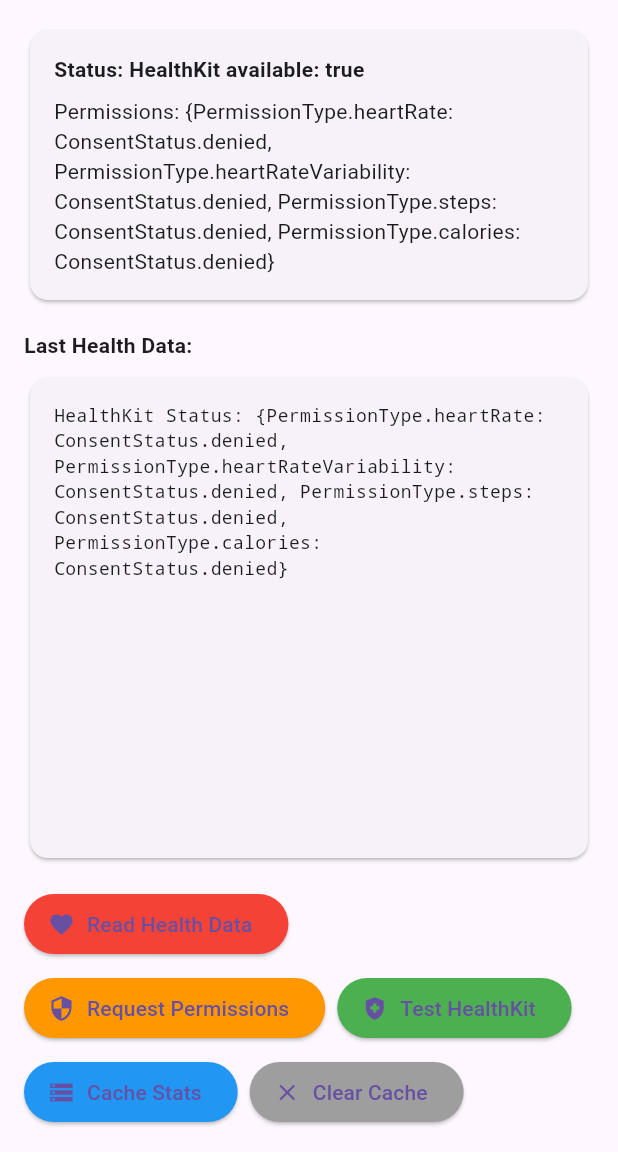
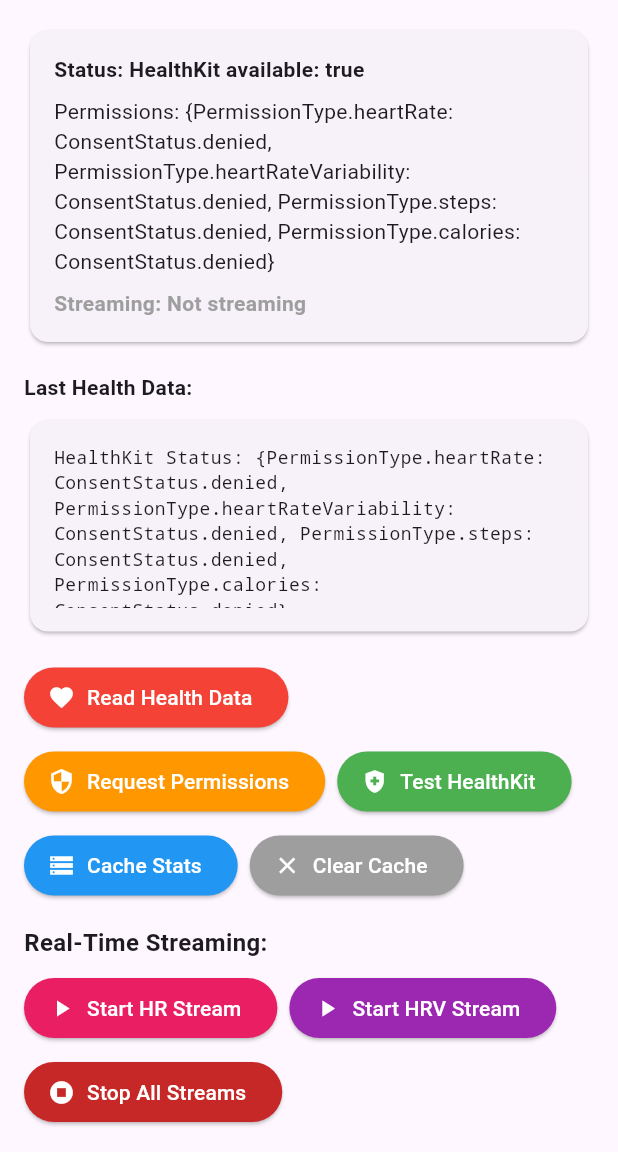
Before and after one commit to synheart-ai/synheart-wear, a Flutter app: the screen it shows after launch, after a tap on "Read Health Data", after a tap on "Request Permissions", after a tap on "Test HealthKit", on a phone screen of 412 x 824 dp, the part 84-1236 px from its top. Run offline on Flutter 3.47's test engine with Material 3 defaults, Android fonts, the phone set to English and light mode, and no system bars; missing offline and left inert: health.

Commit message:
feat(example): add real-time streaming UI with white text buttons
- Add HR and HRV streaming functionality to example app
- Implement start/stop streaming controls with visual feedback
- Add streaming status display with timestamps
- Update button styling with white text for better readability
- Add proper resource management for stream subscriptions

```diff
--- a/examples/flutter_example/lib/main.dart
+++ b/examples/flutter_example/lib/main.dart
@@ -1,3 +1,4 @@
+import 'dart:async';
 import 'package:flutter/material.dart';
 import 'package:synheart_wear/synheart_wear.dart';
 
@@ -16,6 +17,12 @@
   String _last = '—';
   String _status = 'Not initialized';
   String _permissionStatus = 'Unknown';
+  String _streamingStatus = 'Not streaming';
+  bool _isHrStreaming = false;
+  bool _isHrvStreaming = false;
+  StreamSubscription<WearMetrics>? _hrSubscription;
+  StreamSubscription<WearMetrics>? _hrvSubscription;
+
   final _sdk = SynheartWear(
     config: const SynheartWearConfig(
       enableLocalCaching: true,
@@ -32,6 +39,8 @@
 
   @override
   void dispose() {
+    _hrSubscription?.cancel();
+    _hrvSubscription?.cancel();
     _sdk.dispose();
     super.dispose();
   }
@@ -161,6 +170,108 @@
     }
   }
 
+  Future<void> _startHrStreaming() async {
+    try {
+      if (_isHrStreaming) {
+        await _stopHrStreaming();
+        return;
+      }
+
+      setState(() {
+        _streamingStatus = 'Starting HR stream...';
+      });
+
+      _hrSubscription =
+          _sdk.streamHR(interval: const Duration(seconds: 2)).listen(
+        (metrics) {
+          setState(() {
+            _last = 'HR Stream: ${metrics.toJson()}';
+            _streamingStatus =
+                'HR streaming (${DateTime.now().toLocal().toString().substring(11, 19)})';
+          });
+        },
+        onError: (error) {
+          setState(() {
+            _streamingStatus = 'HR stream error: $error';
+          });
+        },
+      );
+
+      setState(() {
+        _isHrStreaming = true;
+        _streamingStatus = 'HR streaming active';
+      });
+    } catch (e) {
+      setState(() {
+        _streamingStatus = 'Failed to start HR stream: $e';
+      });
+    }
+  }
+
+  Future<void> _stopHrStreaming() async {
+    await _hrSubscription?.cancel();
+    _hrSubscription = null;
+    setState(() {
+      _isHrStreaming = false;
+      _streamingStatus = 'HR stream stopped';
+    });
+  }
+
+  Future<void> _startHrvStreaming() async {
+    try {
+      if (_isHrvStreaming) {
+        await _stopHrvStreaming();
+        return;
+      }
+
+      setState(() {
+        _streamingStatus = 'Starting HRV stream...';
+      });
+
+      _hrvSubscription =
+          _sdk.streamHRV(windowSize: const Duration(seconds: 5)).listen(
+        (metrics) {
+          setState(() {
+            _last = 'HRV Stream: ${metrics.toJson()}';
+            _streamingStatus =
+                'HRV streaming (${DateTime.now().toLocal().toString().substring(11, 19)})';
+          });
+        },
+        onError: (error) {
+          setState(() {
+            _streamingStatus = 'HRV stream error: $error';
+          });
+        },
+      );
+
+      setState(() {
+        _isHrvStreaming = true;
+        _streamingStatus = 'HRV streaming active';
+      });
+    } catch (e) {
+      setState(() {
+        _streamingStatus = 'Failed to start HRV stream: $e';
+      });
+    }
+  }
+
+  Future<void> _stopHrvStreaming() async {
+    await _hrvSubscription?.cancel();
+    _hrvSubscription = null;
+    setState(() {
+      _isHrvStreaming = false;
+      _streamingStatus = 'HRV stream stopped';
+    });
+  }
+
+  Future<void> _stopAllStreaming() async {
+    await _stopHrStreaming();
+    await _stopHrvStreaming();
+    setState(() {
+      _streamingStatus = 'All streams stopped';
+    });
+  }
+
   @override
   Widget build(BuildContext context) {
     return MaterialApp(
@@ -186,6 +297,14 @@
                           style: const TextStyle(fontWeight: FontWeight.bold)),
                       const SizedBox(height: 8),
                       Text('Permissions: $_permissionStatus'),
+                      const SizedBox(height: 8),
+                      Text('Streaming: $_streamingStatus',
+                          style: TextStyle(
+                            fontWeight: FontWeight.bold,
+                            color: _isHrStreaming || _isHrvStreaming
+                                ? Colors.green
+                                : Colors.grey,
+                          )),
                     ],
                   ),
                 ),
@@ -219,38 +338,88 @@
                 children: [
                   ElevatedButton.icon(
                     onPressed: _read,
-                    icon: const Icon(Icons.favorite),
-                    label: const Text('Read Health Data'),
+                    icon: const Icon(Icons.favorite, color: Colors.white),
+                    label: const Text('Read Health Data',
+                        style: TextStyle(color: Colors.white)),
                     style:
                         ElevatedButton.styleFrom(backgroundColor: Colors.red),
                   ),
                   ElevatedButton.icon(
                     onPressed: _requestPermissions,
-                    icon: const Icon(Icons.security),
-                    label: const Text('Request Permissions'),
+                    icon: const Icon(Icons.security, color: Colors.white),
+                    label: const Text('Request Permissions',
+                        style: TextStyle(color: Colors.white)),
                     style: ElevatedButton.styleFrom(
                         backgroundColor: Colors.orange),
                   ),
                   ElevatedButton.icon(
                     onPressed: _testHealthKit,
-                    icon: const Icon(Icons.health_and_safety),
-                    label: const Text('Test HealthKit'),
+                    icon: const Icon(Icons.health_and_safety,
+                        color: Colors.white),
+                    label: const Text('Test HealthKit',
+                        style: TextStyle(color: Colors.white)),
                     style:
                         ElevatedButton.styleFrom(backgroundColor: Colors.green),
                   ),
                   ElevatedButton.icon(
                     onPressed: _getCacheStats,
-                    icon: const Icon(Icons.storage),
-                    label: const Text('Cache Stats'),
+                    icon: const Icon(Icons.storage, color: Colors.white),
+                    label: const Text('Cache Stats',
+                        style: TextStyle(color: Colors.white)),
                     style:
                         ElevatedButton.styleFrom(backgroundColor: Colors.blue),
                   ),
                   ElevatedButton.icon(
                     onPressed: _clearOldCache,
-                    icon: const Icon(Icons.clear),
-                    label: const Text('Clear Cache'),
+                    icon: const Icon(Icons.clear, color: Colors.white),
+                    label: const Text('Clear Cache',
+                        style: TextStyle(color: Colors.white)),
                     style:
                         ElevatedButton.styleFrom(backgroundColor: Colors.grey),
+                  ),
+                ],
+              ),
+              const SizedBox(height: 16),
+
+              // Streaming Section
+              const Text('Real-Time Streaming:',
+                  style: TextStyle(fontWeight: FontWeight.bold, fontSize: 16)),
+              const SizedBox(height: 8),
+              Wrap(
+                spacing: 8,
+                runSpacing: 8,
+                children: [
+                  ElevatedButton.icon(
+                    onPressed: _startHrStreaming,
+                    icon: Icon(_isHrStreaming ? Icons.stop : Icons.play_arrow,
+                        color: Colors.white),
+                    label: Text(
+                        _isHrStreaming ? 'Stop HR Stream' : 'Start HR Stream',
+                        style: const TextStyle(color: Colors.white)),
+                    style: ElevatedButton.styleFrom(
+                        backgroundColor:
+                            _isHrStreaming ? Colors.red : Colors.pink),
+                  ),
+                  ElevatedButton.icon(
+                    onPressed: _startHrvStreaming,
+                    icon: Icon(_isHrvStreaming ? Icons.stop : Icons.play_arrow,
+                        color: Colors.white),
+                    label: Text(
+                        _isHrvStreaming
+                            ? 'Stop HRV Stream'
+                            : 'Start HRV Stream',
+                        style: const TextStyle(color: Colors.white)),
+                    style: ElevatedButton.styleFrom(
+                        backgroundColor:
+                            _isHrvStreaming ? Colors.red : Colors.purple),
+                  ),
+                  ElevatedButton.icon(
+                    onPressed: _stopAllStreaming,
+                    icon: const Icon(Icons.stop_circle, color: Colors.white),
+                    label: const Text('Stop All Streams',
+                        style: TextStyle(color: Colors.white)),
+                    style: ElevatedButton.styleFrom(
+                        backgroundColor: Colors.red[800]),
                   ),
                 ],
               ),
```
Also changed, not shown: 1 other file.
